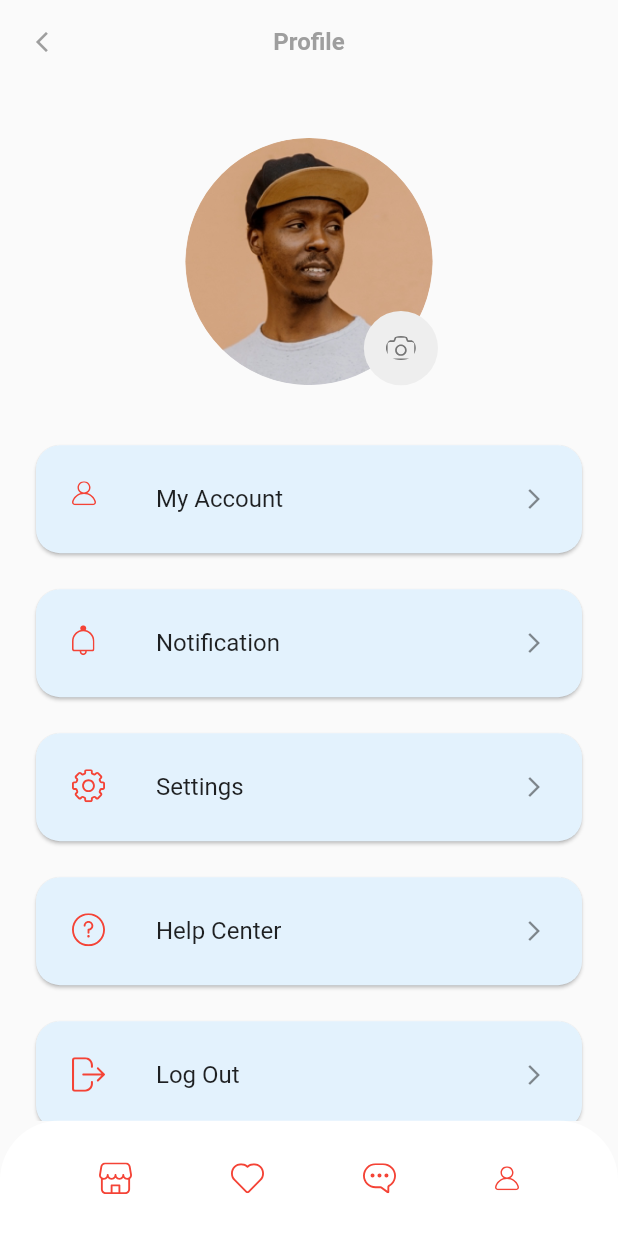
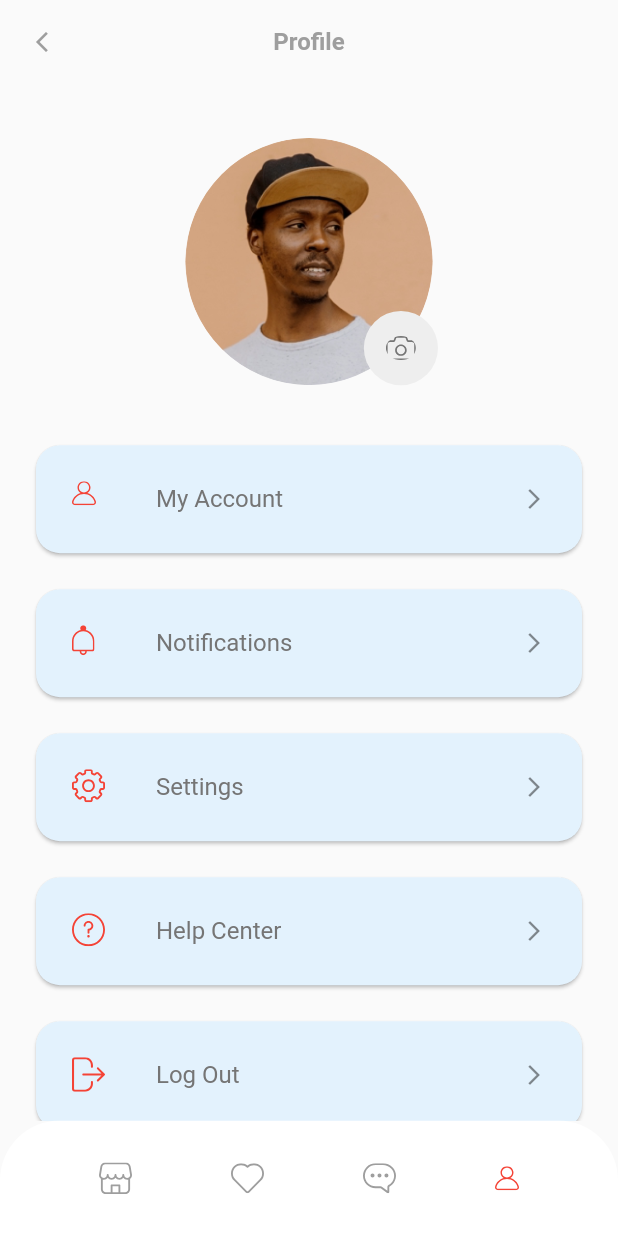
Before and after one commit to mensur056/E-Commerce-App, a Flutter app: the screen it shows after launch, on a phone screen of 412 x 824 dp. Shown: the top 1233 px of the screen. Run offline on Flutter 3.47's test engine with Material 2 defaults, Android fonts, the phone set to English and light mode, and no system bars; our stand-ins replace flutter_svg, image_picker.

Commit message:
finish profile section

```diff
--- /dev/null
+++ b/commerce/lib/const/colors/icon_colors.dart
@@ -0,0 +1,6 @@
+import 'package:flutter/material.dart';
+
+class IconColors {
+  static const Color redColor = Colors.red;
+  static const Color greyColor = Colors.grey;
+}
--- a/commerce/lib/const/strings/profile_strings.dart
+++ b/commerce/lib/const/strings/profile_strings.dart
@@ -3,6 +3,6 @@ class ProjectProfileStrings {
   static const String logout = 'Log Out';
   static const String help = 'Help Center';
   static const String settings = 'Settings';
-  static const String notification = 'Notification';
+  static const String notification = 'Notifications';
   static const String account = 'My Account';
 }
--- a/commerce/lib/ui/screens/profile/profile_page.dart
+++ b/commerce/lib/ui/screens/profile/profile_page.dart
@@ -1,4 +1,7 @@
+import 'dart:io';
+
 import 'package:commerce/const/border/border_radius.dart';
+import 'package:commerce/const/colors/icon_colors.dart';
 import 'package:commerce/const/padding/padding_all.dart';
 import 'package:commerce/const/padding/padding_symmetric.dart';
 import 'package:commerce/const/paths/icon_paths.dart';
@@ -6,6 +9,7 @@ import 'package:commerce/const/paths/image_paths.dart';
 import 'package:commerce/const/strings/profile_strings.dart';
 import 'package:flutter/material.dart';
 import 'package:flutter_svg/svg.dart';
+import 'package:image_picker/image_picker.dart';
 
 class ProfilePage extends StatefulWidget {
   const ProfilePage({super.key});
@@ -67,17 +71,35 @@ class _ProfilePageState extends State<ProfilePage> {
   }
 }
 
-class _CustomCircleAvatar extends StatelessWidget {
+class _CustomCircleAvatar extends StatefulWidget {
   const _CustomCircleAvatar({
     Key? key,
   }) : super(key: key);
+
+  @override
+  State<_CustomCircleAvatar> createState() => _CustomCircleAvatarState();
+}
+
+class _CustomCircleAvatarState extends State<_CustomCircleAvatar> {
+  File? imageFile;
+
+  void getFromGallery() async {
+    final ImagePicker picker = ImagePicker();
+    final XFile? image = await picker.pickImage(source: ImageSource.gallery);
+    if (image != null) {
+      setState(() {
+        imageFile = File(image.path);
+      });
+    }
+  }
 
   @override
   Widget build(BuildContext context) {
     return Stack(
       alignment: const Alignment(0, 1),
       children: [
-        CircleAvatar(
+        imageFile == null
+            ? CircleAvatar(
                 radius: MediaQuery.of(context).size.width * 0.2,
                 backgroundColor: Colors.transparent,
                 child: SizedBox(
@@ -87,11 +109,18 @@ class _CustomCircleAvatar extends StatelessWidget {
                     ),
                   ),
                 ),
+              )
+            : CircleAvatar(
+                radius: MediaQuery.of(context).size.width * 0.2,
+                backgroundColor: Colors.transparent,
+                backgroundImage: FileImage(imageFile ?? File(ImagePaths.profilePath)),
               ),
         Positioned(
           right: 100,
           child: InkWell(
-            onTap: () {},
+            onTap: () {
+              getFromGallery();
+            },
             child: CircleAvatar(
               radius: MediaQuery.of(context).size.width * 0.06,
               backgroundColor: Colors.grey.shade200,
@@ -99,7 +128,8 @@ class _CustomCircleAvatar extends StatelessWidget {
                 child: ClipOval(
                   child: SvgPicture.asset(
                     IconPaths.icCamera,
-                )),
+                  ),
+                ),
               ),
             ),
           ),
@@ -129,18 +159,22 @@ class CustomBottomAppBar extends StatelessWidget {
             mainAxisAlignment: MainAxisAlignment.spaceEvenly,
             children: [
               _CustomSvgImage(
+                color: IconColors.greyColor,
                 imageName: IconPaths.icShop,
                 onPress: () {},
               ),
               _CustomSvgImage(
+                color: IconColors.greyColor,
                 imageName: IconPaths.icFavorite,
                 onPress: () {},
               ),
               _CustomSvgImage(
+                color: IconColors.greyColor,
                 imageName: IconPaths.icChat,
                 onPress: () {},
               ),
               _CustomSvgImage(
+                color: IconColors.redColor,
                 imageName: IconPaths.icProfile,
                 onPress: () {},
               ),
@@ -157,16 +191,18 @@ class _CustomSvgImage extends StatelessWidget {
     Key? key,
     required this.imageName,
     required this.onPress,
+    required this.color,
   }) : super(key: key);
   final String imageName;
   final Function()? onPress;
+  final Color color;
   @override
   Widget build(BuildContext context) {
     return InkWell(
       onTap: onPress,
       child: SvgPicture.asset(
         imageName,
-        color: Colors.red,
+        color: color,
       ),
     );
   }
@@ -192,7 +228,10 @@ class _ProfileCard extends StatelessWidget {
         padding: ProjectPaddingAll.paddingAll8,
         child: ListTile(
           onTap: onPress,
-          title: Text(title),
+          title: Text(
+            title,
+            style: TextStyle(color: Colors.grey.shade600),
+          ),
           leading: SvgPicture.asset(imagePath, color: Colors.red),
           trailing: const Icon(
             Icons.arrow_forward_ios_outlined,
--- a/commerce/pubspec.yaml
+++ b/commerce/pubspec.yaml
@@ -34,6 +34,7 @@ dependencies:
 
   cupertino_icons: ^1.0.2
   flutter_svg: ^1.1.6
+  image_picker: ^0.8.6
 
 dev_dependencies:
   flutter_test:
```
Also changed, not shown: commerce/pubspec.lock. Lines whose indentation alone changed are shown as unchanged.
